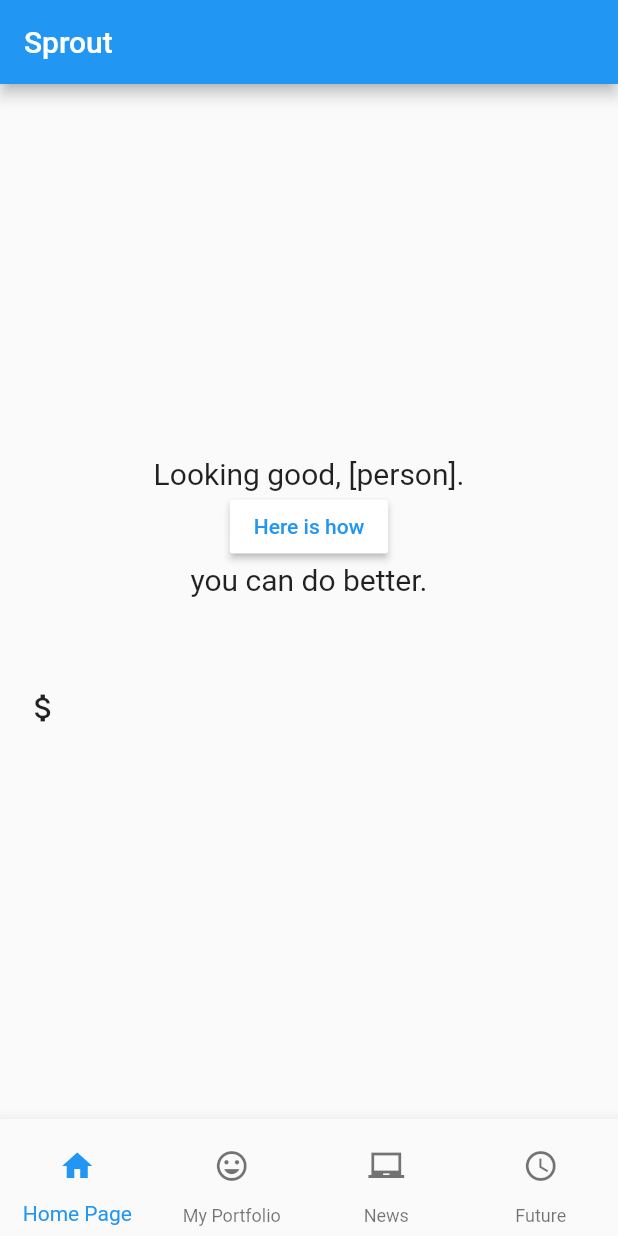
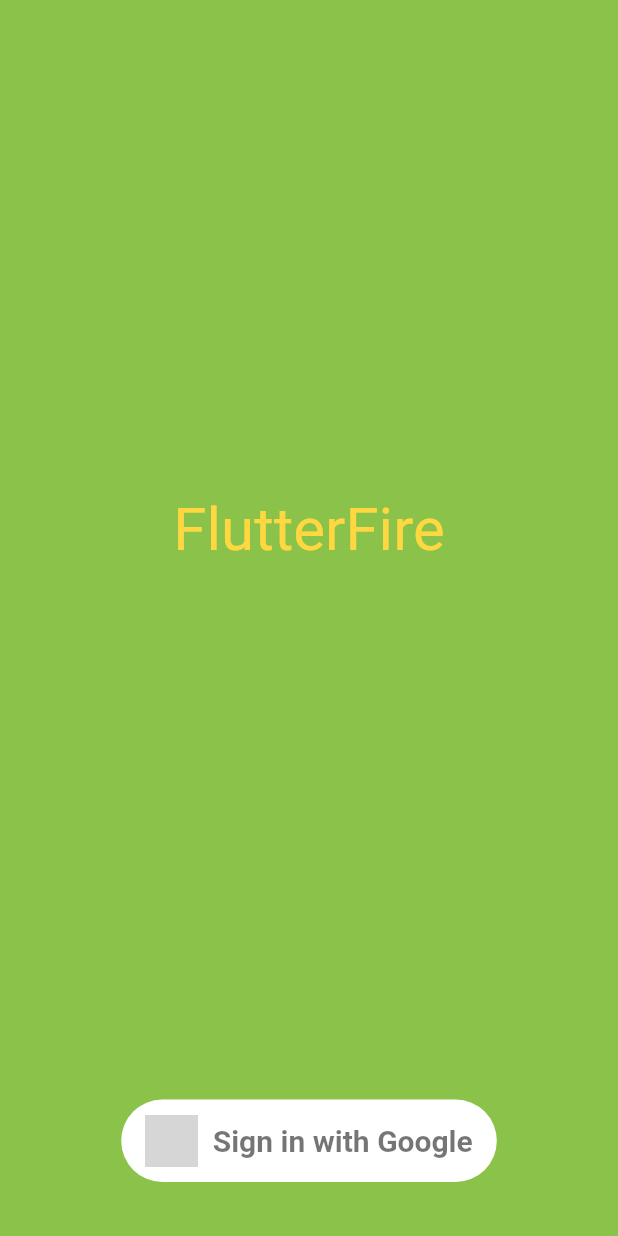
Before and after one commit to shreyachalla/sprout-dsc, a Flutter app: the screen it shows after launch, on a phone screen of 412 x 824 dp. Run offline on Flutter 3.47's test engine with Material 2 defaults, Android fonts, the phone set to English and light mode, and no system bars; our stand-ins replace firebase_auth, firebase_core, google_sign_in, pie_chart; accounts and stored records are empty; grey boxes are pictures that could not be loaded.

Commit message:
Attempt for Google Sign In feature

```diff
--- /dev/null
+++ b/sprout_project/lib/google_sign_in_button.dart
@@ -0,0 +1,80 @@
+import 'package:firebase_auth/firebase_auth.dart';
+import 'package:flutter/cupertino.dart';
+import 'package:flutter/material.dart';
+import 'package:sprout_project/authentication.dart';
+import 'package:sprout_project/home.dart';
+
+class GoogleSignInButton extends StatefulWidget {
+  @override
+  _GoogleSignInButtonState createState() => _GoogleSignInButtonState();
+}
+
+class _GoogleSignInButtonState extends State<GoogleSignInButton> {
+  bool _isSigningIn = false;
+
+  @override
+  Widget build(BuildContext context) {
+    return Padding(
+      padding: const EdgeInsets.only(bottom: 16.0),
+      child: _isSigningIn
+          ? CircularProgressIndicator(
+        valueColor: AlwaysStoppedAnimation<Color>(Colors.white),
+      )
+          : OutlinedButton(
+        style: ButtonStyle(
+          backgroundColor: MaterialStateProperty.all(Colors.white),
+          shape: MaterialStateProperty.all(
+            RoundedRectangleBorder(
+              borderRadius: BorderRadius.circular(40),
+            ),
+          ),
+        ),
+        onPressed: () async {
+          setState(() {
+            _isSigningIn = true;
+          });
+
+          User? user =
+          await Authentication.signInWithGoogle(context: context);
+
+          setState(() {
+            _isSigningIn = false;
+          });
+
+          if (user != null) {
+            Navigator.of(context).pushReplacement(
+              MaterialPageRoute(
+                builder: (context) => UserInfoScreen(user: user,
+                ),
+              ),
+            );
+          }
+        },
+        child: Padding(
+          padding: const EdgeInsets.fromLTRB(0, 10, 0, 10),
+          child: Row(
+            mainAxisSize: MainAxisSize.min,
+            mainAxisAlignment: MainAxisAlignment.center,
+            children: <Widget>[
+              Image(
+                image: AssetImage("assets/google_logo.png"),
+                height: 35.0,
+              ),
+              Padding(
+                padding: const EdgeInsets.only(left: 10),
+                child: Text(
+                  'Sign in with Google',
+                  style: TextStyle(
+                    fontSize: 20,
+                    color: Colors.black54,
+                    fontWeight: FontWeight.w600,
+                  ),
+                ),
+              )
+            ],
+          ),
+        ),
+      ),
+    );
+  }
+}
--- a/sprout_project/lib/main.dart
+++ b/sprout_project/lib/main.dart
@@ -4,7 +4,7 @@
 import 'outline.dart';
 import 'future.dart';
 
-void main() => runApp(App());
+/* void main() => runApp(App());
 
 class App extends StatelessWidget {
   @override
@@ -14,4 +14,25 @@
       home: Outline(),
     );
   }
+} */
+
+import 'sign_in_screen.dart';
+
+void main() {
+  runApp(MyApp());
 }
+
+class MyApp extends StatelessWidget {
+  @override
+  Widget build(BuildContext context) {
+    return MaterialApp(
+      title: 'FlutterFire Samples',
+      debugShowCheckedModeBanner: false,
+      theme: ThemeData(
+        primarySwatch: Colors.indigo,
+        brightness: Brightness.dark,
+      ),
+      home: SignInScreen(),
+    );
+  }
+}
--- /dev/null
+++ b/sprout_project/lib/sign_in_screen.dart
@@ -0,0 +1,71 @@
+import 'package:flutter/cupertino.dart';
+import 'package:flutter/material.dart';
+import 'package:sprout_project/authentication.dart';
+import 'package:sprout_project/google_sign_in_button.dart';
+
+class SignInScreen extends StatefulWidget {
+  @override
+  _SignInScreenState createState() => _SignInScreenState();
+}
+
+class _SignInScreenState extends State<SignInScreen> {
+  @override
+  Widget build(BuildContext context) {
+    return Scaffold(
+      backgroundColor: Colors.lightGreen,
+      body: SafeArea(
+        child: Padding(
+          padding: const EdgeInsets.only(
+            left: 16.0,
+            right: 16.0,
+            bottom: 20.0,
+          ),
+          child: Column(
+            mainAxisSize: MainAxisSize.max,
+            children: [
+              Row(),
+              Expanded(
+                child: Column(
+                  mainAxisSize: MainAxisSize.min,
+                  mainAxisAlignment: MainAxisAlignment.center,
+                  children: [
+                    SizedBox(height: 20),
+                    Text(
+                      'FlutterFire',
+                      style: TextStyle(
+                        color: Colors.amberAccent,
+                        fontSize: 40,
+                      ),
+                    ),
+                    Text(
+                      'Authentication',
+                      style: TextStyle(
+                        color: Colors.lightGreen,
+                        fontSize: 40,
+                      ),
+                    ),
+                  ],
+                ),
+              ),
+              FutureBuilder(
+                future: Authentication.initializeFirebase(context: context),
+                builder: (context, snapshot) {
+                  if (snapshot.hasError) {
+                    return Text('Error initializing Firebase');
+                  } else if (snapshot.connectionState == ConnectionState.done) {
+                    return GoogleSignInButton();
+                  }
+                  return CircularProgressIndicator(
+                    valueColor: AlwaysStoppedAnimation<Color>(
+                      Colors.lightGreen,
+                    ),
+                  );
+                },
+              ),
+            ],
+          ),
+        ),
+      ),
+    );
+  }
+}
```
Also changed, not shown: sprout_project/lib/authentication.dart (added, +54 -0 lines), sprout_project/lib/home.dart (+50 -0 lines), sprout_project/pubspec.yaml (+5 -2 lines), sprout_project/pubspec.lock, 4 other files.
